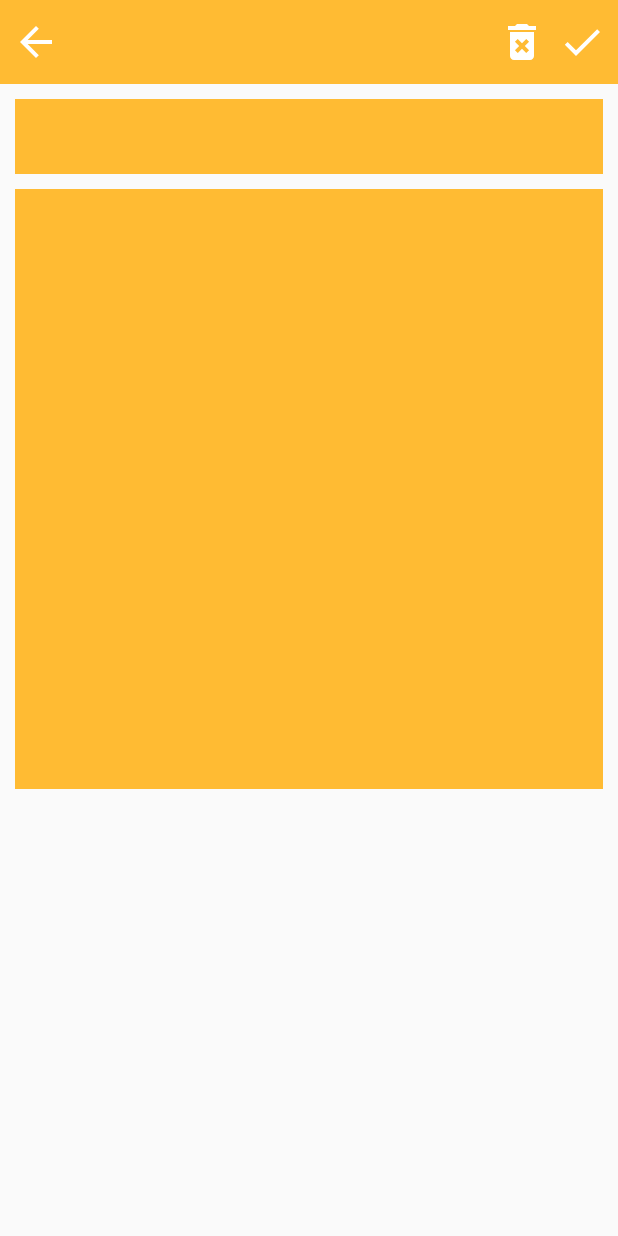
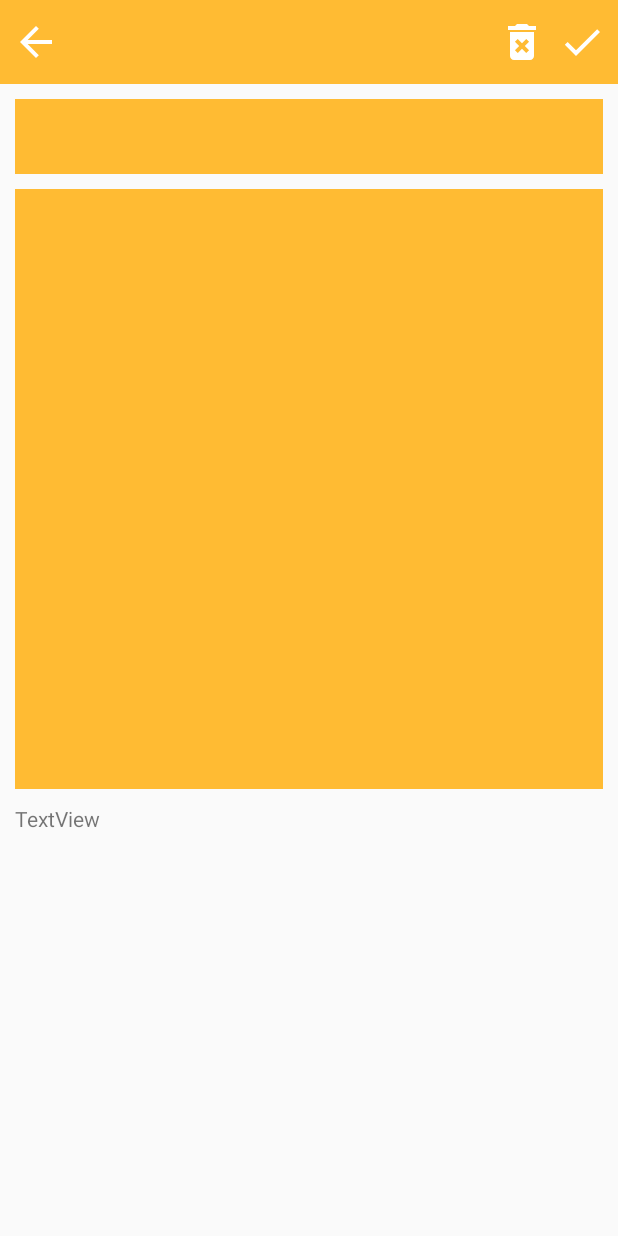
Before and after one commit to FiratGURGUR/MyNoteApp, an Android app: the fragment FragmentDetay placed in its activity, on a phone screen of 412 x 824 dp. Run offline under Robolectric (Android 15) with nearby library versions, the phone set to English and light mode, and no system bars.

```diff
--- a/app/src/main/java/com/gurgur/mynoteapp/FragmentDetay.java
+++ b/app/src/main/java/com/gurgur/mynoteapp/FragmentDetay.java
@@ -14,6 +14,7 @@ import android.view.WindowManager;
 import android.widget.Button;
 import android.widget.EdgeEffect;
 import android.widget.EditText;
+import android.widget.TextView;
 import android.widget.Toast;
 
 import androidx.annotation.NonNull;
@@ -33,6 +34,7 @@ public class FragmentDetay extends Fragment implements View.OnClickListener{
     Button geri;
     Button silbtn;
     Button guncelle;
+    TextView tarihh;
 
     @Nullable
     @Override
@@ -40,6 +42,7 @@ public class FragmentDetay extends Fragment implements View.OnClickListener{
         View view = inflater.inflate(R.layout.fragment_detay,container,false);
 
 
+        tarihh = view.findViewById(R.id.tarihh);
         baslik = view.findViewById(R.id.notbaslik);
         detay = view.findViewById(R.id.notdetay);
         geri = view.findViewById(R.id.button);
@@ -63,6 +66,7 @@ public class FragmentDetay extends Fragment implements View.OnClickListener{
             not = db.kitapDetay(note_post);
             baslik.setText(not.get("not_basligi"));
             detay.setText(not.get("not_icerik"));
+            tarihh.setText(not.get("not_tarih"));
 
         }
 
--- a/app/src/main/java/com/gurgur/mynoteapp/NoteList.java
+++ b/app/src/main/java/com/gurgur/mynoteapp/NoteList.java
@@ -6,7 +6,11 @@ import android.content.Intent;
 import android.net.wifi.WifiManager;
 import android.os.Bundle;
 import android.text.Editable;
+import android.text.Spannable;
+import android.text.SpannableString;
 import android.text.TextWatcher;
+import android.text.style.ForegroundColorSpan;
+import android.text.style.StyleSpan;
 import android.util.Log;
 import android.view.LayoutInflater;
 import android.view.Menu;
@@ -33,6 +37,7 @@ import androidx.recyclerview.widget.DefaultItemAnimator;
 import androidx.recyclerview.widget.LinearLayoutManager;
 import androidx.recyclerview.widget.RecyclerView;
 
+import java.text.Normalizer;
 import java.util.ArrayList;
 import java.util.Collections;
 import java.util.HashMap;
@@ -52,6 +57,7 @@ public class NoteList extends Fragment {
     ArrayList<HashMap<String, String>> not_liste;
     String note_basliklar[];
     String note_icerik[];
+    String note_tarih[];
     String note_id[];
 
     @Nullable
@@ -92,10 +98,11 @@ public class NoteList extends Fragment {
             noDataimage.setVisibility(View.GONE);
             note_basliklar = new String[not_liste.size()];
             note_icerik = new String[not_liste.size()];
+            note_tarih = new String[not_liste.size()];
             note_id = new String[not_liste.size()];
             for(int i=0;i<not_liste.size();i++){
                 note_basliklar[i] = not_liste.get(i).get("not_basligi");
-                NoteModelList.add(new NoteModel(not_liste.get(i).get("not_basligi"),not_liste.get(i).get("not_icerik"),not_liste.get(i).get("not_id")));
+                NoteModelList.add(new NoteModel(not_liste.get(i).get("not_basligi"),not_liste.get(i).get("not_icerik"),not_liste.get(i).get("not_id"),not_liste.get(i).get("not_tarih")));
             }
 
         }
@@ -144,15 +151,11 @@ public class NoteList extends Fragment {
             @Override
             public void afterTextChanged(Editable s) {
 
-
                 noteAdapter.getFilter().filter(s.toString());
 
 
             }
         });
-
-
-
 
 
 
@@ -167,7 +170,4 @@ public class NoteList extends Fragment {
     }
 
 
-
-
-
 }
--- a/app/src/main/res/layout/custom_note_list_item.xml
+++ b/app/src/main/res/layout/custom_note_list_item.xml
@@ -29,7 +29,6 @@
         android:layout_marginBottom="8dp"
         android:text="TextView"
         android:textSize="16sp"
-        android:textStyle="bold"
         app:layout_constraintBottom_toBottomOf="parent"
         app:layout_constraintEnd_toEndOf="parent"
         app:layout_constraintHorizontal_bias="0.015"
--- a/app/src/main/res/layout/fragment_detay.xml
+++ b/app/src/main/res/layout/fragment_detay.xml
@@ -75,4 +75,13 @@
         app:layout_constraintBottom_toBottomOf="@+id/toolbar3"
         app:layout_constraintEnd_toStartOf="@+id/button2"
         app:layout_constraintTop_toTopOf="parent" />
+
+    <TextView
+        android:id="@+id/tarihh"
+        android:layout_width="wrap_content"
+        android:layout_height="wrap_content"
+        android:layout_margin="10dp"
+        android:text="TextView"
+        app:layout_constraintStart_toStartOf="parent"
+        app:layout_constraintTop_toBottomOf="@+id/notdetay" />
 </androidx.constraintlayout.widget.ConstraintLayout>
```
Also changed, not shown: app/src/main/java/com/gurgur/mynoteapp/Database.java (+6 -2 lines), app/src/main/java/com/gurgur/mynoteapp/FragmentNoteAdd.java (+9 -1 lines), app/src/main/java/com/gurgur/mynoteapp/NoteAdapter.java (+26 -2 lines), app/src/main/java/com/gurgur/mynoteapp/NoteModel.java (+11 -1 lines), app/src/main/res/drawable/screen1.png, app/src/main/res/drawable/screen2.png, app/src/main/res/drawable/screen3.png, app/src/main/res/drawable/screen4.png, app/src/main/res/drawable/screen5.png, app/src/main/res/drawable/screen6.png (added).
